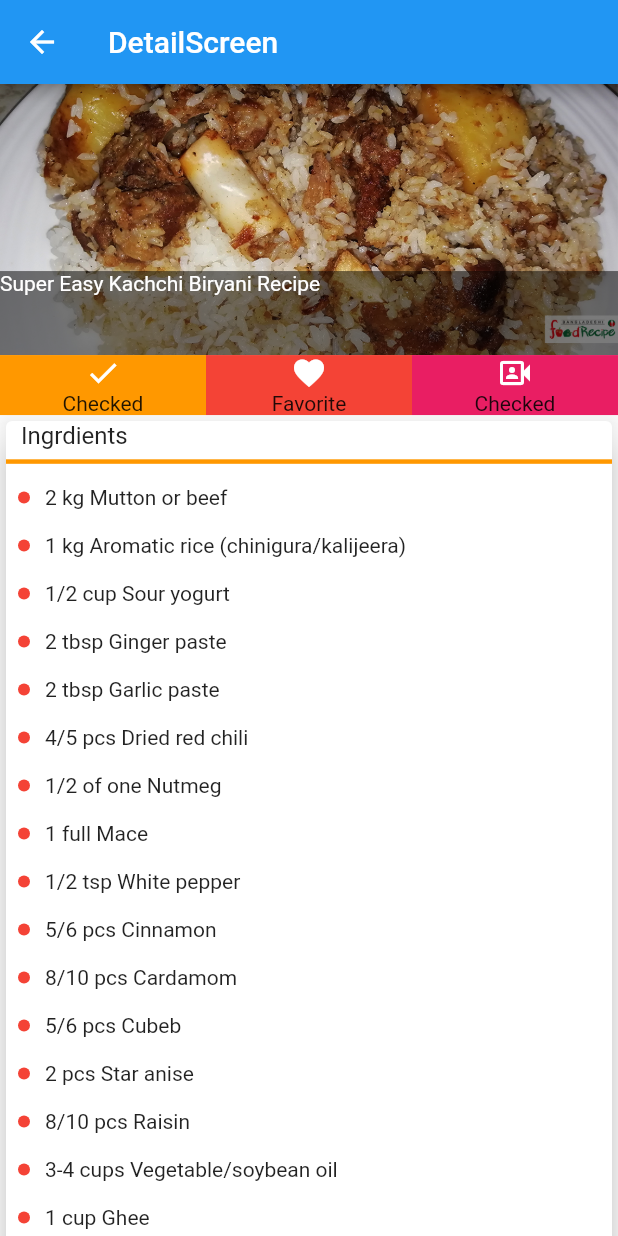
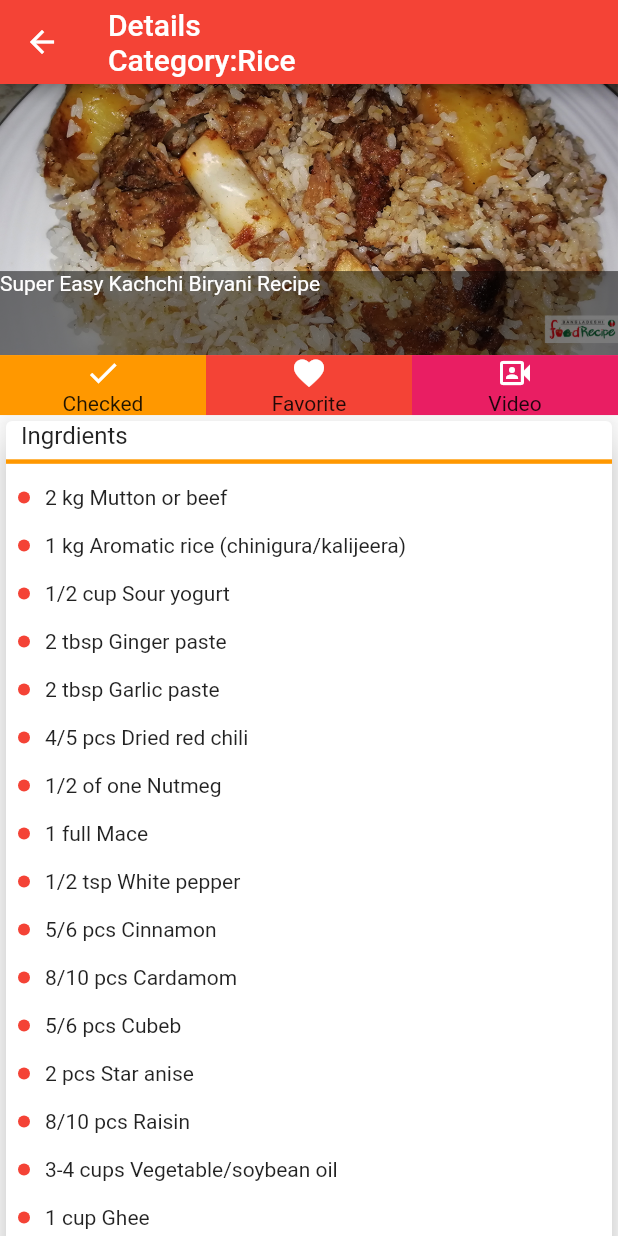
Before and after one commit to alphazen01/Bd-Food-Recipe, a Flutter app: the screen it shows after launch, after a tap on "Super Easy Kachchi Biryani Recipe", on a phone screen of 412 x 824 dp. Run offline on Flutter 3.47's test engine with Material 2 defaults, Android fonts, the phone set to English and light mode, and no system bars.

Commit message:
category

```diff
--- a/lib/details/dtails.dart
+++ b/lib/details/dtails.dart
@@ -9,10 +9,17 @@ class DetailScreen extends StatelessWidget {
   @override
   Widget build(BuildContext context) {
      final double size = MediaQuery.of(context).size.width;
-     final Map data=ModalRoute.of(context)!.settings.arguments as Map;
+     final Map items=ModalRoute.of(context)!.settings.arguments as Map;
     return Scaffold(
       appBar: AppBar(
-        title: Text("DetailScreen"),
+        backgroundColor: Colors.red,
+        title: Column(
+          crossAxisAlignment: CrossAxisAlignment.start,
+          children: [
+            Text("Details"),
+            Text("Category:${items["category"]}")
+          ],
+        ),
       ),
      body: Column(
        children: [
@@ -21,7 +28,7 @@ class DetailScreen extends StatelessWidget {
              fit: StackFit.loose,
              children: [
                Image.asset(
-                 data["image"],
+                 items["data"]['image'],
                  fit:BoxFit.cover,
                  ),
                  Positioned(
@@ -30,7 +37,7 @@ class DetailScreen extends StatelessWidget {
                      width: size,
                      height: 56,
                      color:Colors.black.withOpacity(0.5) ,
-                     child: Text(data["title"],
+                     child: Text(items["data"]["title"],
                      style: TextStyle(
                        color: Colors.white
                      ),
@@ -55,7 +62,7 @@ class DetailScreen extends StatelessWidget {
              ),
               customButton(
                icon: Icons.video_camera_front_outlined,
-               label: "Checked",
+               label: "Video",
                color: Colors.pink,
              )
            ],
@@ -81,7 +88,7 @@ class DetailScreen extends StatelessWidget {
                        thickness: 3,
                        color: Colors.orange,
                      ),
-                     for(int i=0; i<data["ingredients"].length; i++)
+                     for(int i=0; i<items["data"]["ingredients"].length; i++)
                      Padding(
                        padding: const EdgeInsets.all(8.0),
                        child: Row(
@@ -97,7 +104,7 @@ class DetailScreen extends StatelessWidget {
                            SizedBox(
                              width: 10,
                            ),
-                            Text(data['ingredients'][i]),
+                            Text(items["data"]['ingredients'][i]),
                          ],
                        ),
                      ),
@@ -123,7 +130,7 @@ class DetailScreen extends StatelessWidget {
                        thickness: 3,
                        color: Colors.orange,
                      ),
-                     for(int i=0; i<data["directions"].length; i++)
+                     for(int i=0; i<items["data"]["directions"].length; i++)
                       Padding(
                         padding: const EdgeInsets.all(8.0),
                         child: Row(
@@ -141,7 +148,7 @@ class DetailScreen extends StatelessWidget {
                            ),
                             Expanded(
                               child:
-                              Text(data['directions'][i]
+                              Text(items["data"]['directions'][i]
                               )
                               ),
                          ],
--- a/lib/screens/rice/rice.dart
+++ b/lib/screens/rice/rice.dart
@@ -16,7 +16,7 @@ class RiceScreen extends StatelessWidget {
     itemBuilder: (BuildContext context, int index){
       return customGridTile(
         onTap: (){
-          Navigator.pushNamed(context, DetailScreen.path,arguments: rice[index]);
+          Navigator.pushNamed(context, DetailScreen.path,arguments:{"category":"Rice","data":rice[index]});
         },
         imageUrl: rice[index]["image"],
         title: rice[index]["title"],
```
